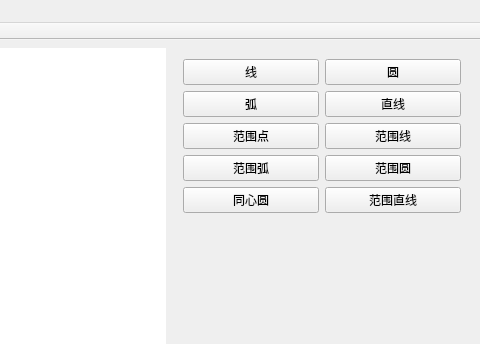
Old version of the form Graphics_demo/src/ui/MainWindow.ui in the repository staticWu/GraphicsDemo; both pictures show x 442 to 922 and y 0 to 344 of the 922 by 681 pixel window.
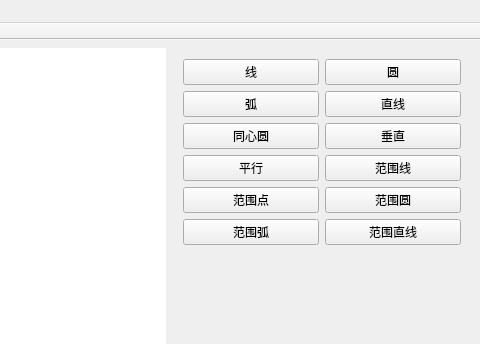
New version of the form.

Patch:
```diff
--- a/Graphics_demo/src/ui/MainWindow.ui
+++ b/Graphics_demo/src/ui/MainWindow.ui
@@ -83,47 +83,61 @@
           </widget>
          </item>
          <item row="2" column="0">
-          <widget class="QPushButton" name="regPointBtn">
+          <widget class="QPushButton" name="concentricCircleBtn">
            <property name="text">
-            <string>范围点</string>
+            <string>同心圆</string>
            </property>
           </widget>
          </item>
          <item row="2" column="1">
-          <widget class="QPushButton" name="regLineBtn">
+          <widget class="QPushButton" name="verticalBtn">
            <property name="text">
-            <string>范围线</string>
+            <string>垂直</string>
            </property>
           </widget>
          </item>
          <item row="3" column="0">
-          <widget class="QPushButton" name="regArcBtn">
+          <widget class="QPushButton" name="horizontalBtn">
            <property name="text">
-            <string>范围弧</string>
+            <string>平行</string>
            </property>
           </widget>
          </item>
          <item row="3" column="1">
+          <widget class="QPushButton" name="regLineBtn">
+           <property name="text">
+            <string>范围线</string>
+           </property>
+          </widget>
+         </item>
+         <item row="4" column="0">
+          <widget class="QPushButton" name="regPointBtn">
+           <property name="text">
+            <string>范围点</string>
+           </property>
+          </widget>
+         </item>
+         <item row="4" column="1">
           <widget class="QPushButton" name="regCircleBtn">
            <property name="text">
             <string>范围圆</string>
            </property>
           </widget>
          </item>
-         <item row="4" column="1">
+         <item row="5" column="0">
+          <widget class="QPushButton" name="regArcBtn">
+           <property name="text">
+            <string>范围弧</string>
+           </property>
+          </widget>
+         </item>
+         <item row="5" column="1">
           <widget class="QPushButton" name="regStraightLineBtn">
            <property name="text">
             <string>范围直线</string>
            </property>
           </widget>
          </item>
-         <item row="4" column="0">
-          <widget class="QPushButton" name="concentricCircleBtn">
-           <property name="text">
-            <string>同心圆</string>
-           </property>
-          </widget>
-         </item>
         </layout>
        </item>
        <item>
```
